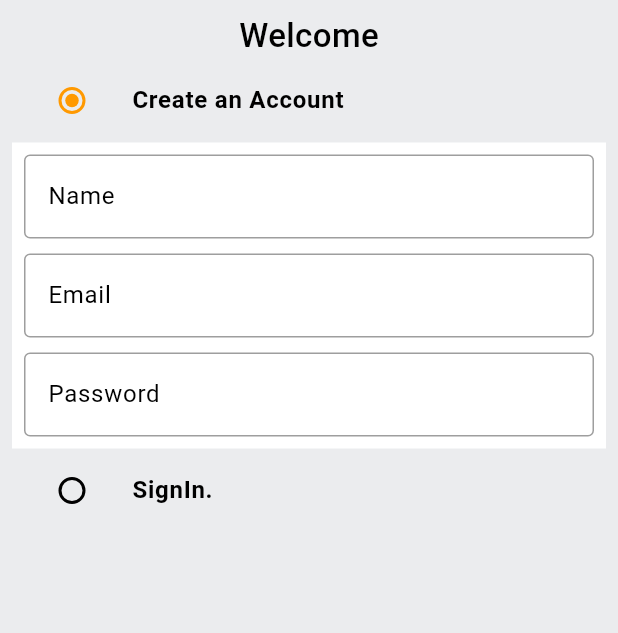
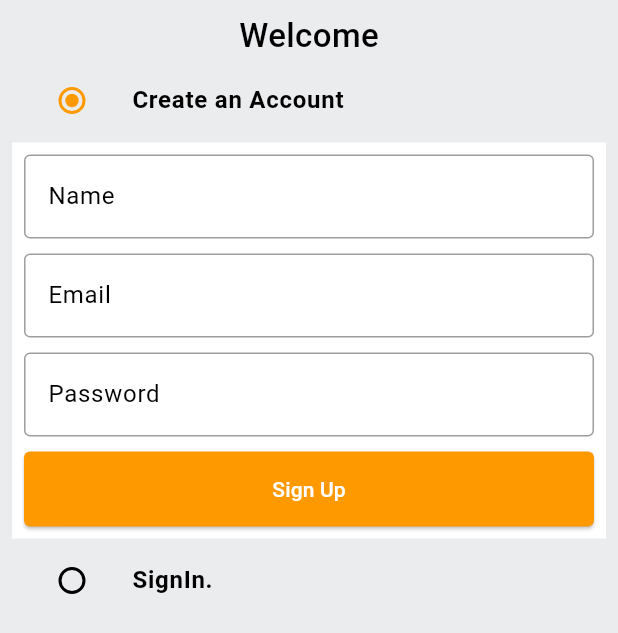
Before and after one commit to amitskr/Amazon-Clone, a Flutter app: the screen it shows after launch, on a phone screen of 412 x 824 dp. Shown: the top 633 px of the screen. Run offline on Flutter 3.47's test engine with Material 3 defaults, Android fonts, the phone set to English and light mode, and no system bars.

Commit message:
Added Signup button, created global custom button

```diff
--- /dev/null
+++ b/lib/common/custom_button.dart
@@ -0,0 +1,28 @@
+import 'package:amazon_clone/constants/global_variables.dart';
+import 'package:flutter/material.dart';
+
+class CustomButton extends StatelessWidget {
+  final String text;
+  final VoidCallback onTap;
+
+  const CustomButton({super.key, required this.text, required this.onTap});
+
+  @override
+  Widget build(BuildContext context) {
+    return ElevatedButton(
+      onPressed: onTap,
+      style: ElevatedButton.styleFrom(
+        backgroundColor: GlobalVariables.secondaryColor,
+        minimumSize: const Size(double.infinity, 50),
+        shape: RoundedRectangleBorder(
+          borderRadius:
+              BorderRadius.circular(4.0), // Adjust the radius as needed
+        ),
+      ),
+      child: Text(
+        text,
+        style: const TextStyle(color: Colors.white),
+      ),
+    );
+  }
+}
--- a/lib/constants/global_variables.dart
+++ b/lib/constants/global_variables.dart
@@ -10,7 +10,7 @@ class GlobalVariables {
     stops: [0.5, 1.0],
   );
 
-  static const secondaryColor = Color.fromRGBO(255, 153, 0, 1);
+  static const secondaryColor = Color(0xFFFF9900);
   static const backgroundColor = Colors.white;
   static const Color greyBackgroundCOlor = Color(0xffebecee);
   static var selectedNavBarColor = Colors.cyan[800]!;
--- a/lib/features/auth/screens/auth_screen.dart
+++ b/lib/features/auth/screens/auth_screen.dart
@@ -1,3 +1,4 @@
+import 'package:amazon_clone/common/custom_button.dart';
 import 'package:amazon_clone/common/widgets/custom_textfiels.dart';
 import 'package:amazon_clone/constants/global_variables.dart';
 import 'package:flutter/material.dart';
@@ -83,6 +84,11 @@ class _AuthScreenState extends State<AuthScreen> {
                           controller: _passwordController,
                           hintText: "Password",
                         ),
+                        const SizedBox(height: 10),
+                        CustomButton(
+                          text: "Sign Up",
+                          onTap: () {},
+                        )
                       ],
                     ),
                   ),
```
